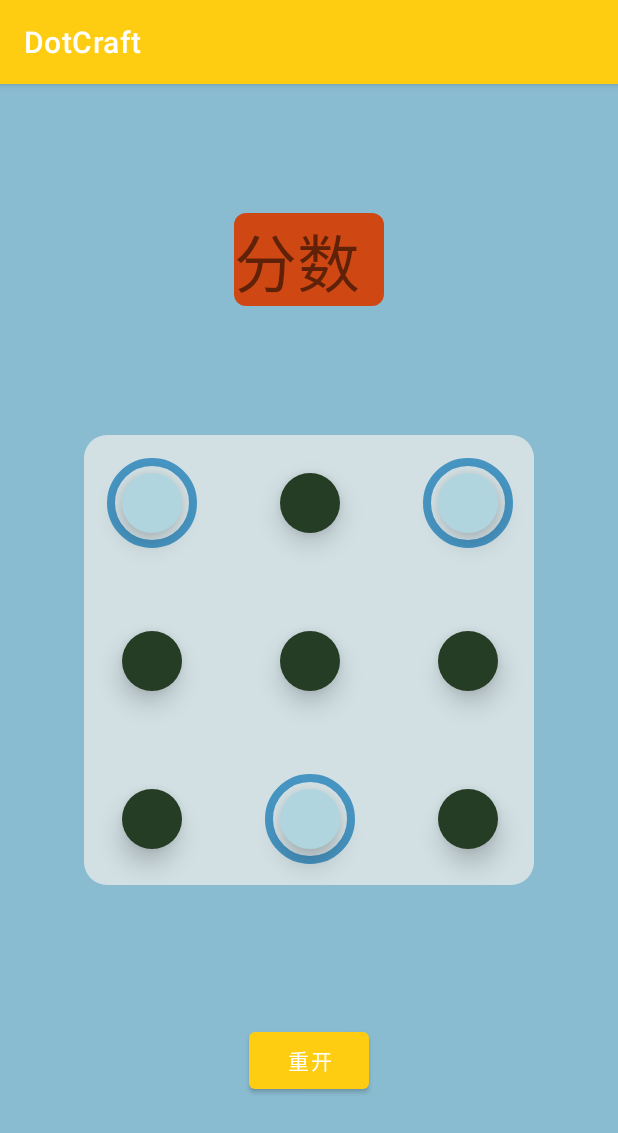
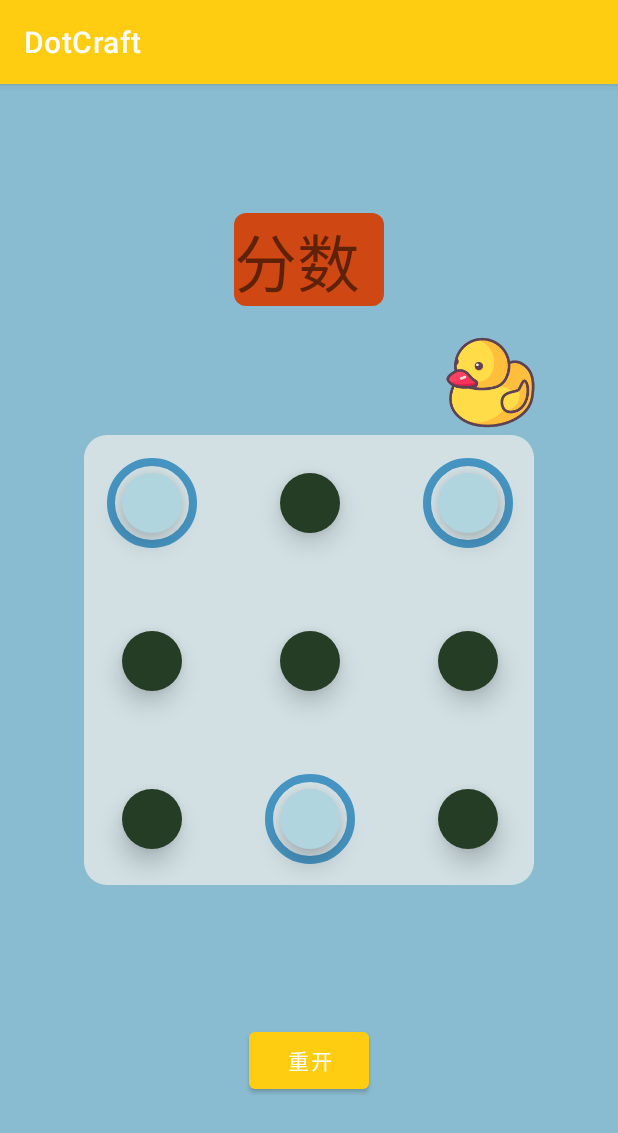
Before and after one commit to XsJim/DotCraft, an Android app: the screen it shows after launch (MainActivity), on a phone screen of 412 x 824 dp. Shown: the top 1133 px of the screen. Run offline under Robolectric (Android 15) with nearby library versions, the phone set to English and light mode, and no system bars.

Commit message:
初步完成“重开”功能，可以使用，但还未优化代码。修改了之前布局的一些缺陷，添加一个小黄鸭装饰。

```diff
--- a/app/src/main/java/com/sxs/dotcraft/MainActivity.java
+++ b/app/src/main/java/com/sxs/dotcraft/MainActivity.java
@@ -1,14 +1,137 @@
 package com.sxs.dotcraft;
 
 import androidx.appcompat.app.AppCompatActivity;
+import androidx.core.content.res.ResourcesCompat;
 
+import android.graphics.drawable.Drawable;
 import android.os.Bundle;
+import android.util.Log;
+import android.view.View;
+import android.widget.ImageView;
+
+import java.util.ArrayList;
+import java.util.Arrays;
+import java.util.List;
+import java.util.Random;
 
 public class MainActivity extends AppCompatActivity {
+    private final int n = 9;
+    private final int m = 3;
+    private final ImageView[] rings = new ImageView[n];
+    private final ImageView[] dots = new ImageView[n];
+
+    private final int[] currentRingIx = new int[]{0, 2, 7};
+    private final int[] currentDotIx = new int[]{0, 2, 7};
+
+    private final List<int[]> tables = new ArrayList<>();
+
+    private Drawable shapeRingBlue;
+    private Drawable shapeDotBlue;
+    private Drawable shapeDotGreen;
 
     @Override
     protected void onCreate(Bundle savedInstanceState) {
         super.onCreate(savedInstanceState);
         setContentView(R.layout.activity_main);
+
+        shapeRingBlue = ResourcesCompat.getDrawable(getResources(), R.drawable.shape_ring_blue, null);
+        shapeDotBlue = ResourcesCompat.getDrawable(getResources(), R.drawable.shape_dot_blue, null);
+        shapeDotGreen = ResourcesCompat.getDrawable(getResources(), R.drawable.shape_dot_green, null);
+
+        // 初始化圈、点对应的数组
+        fillRings(rings);
+        fillDots(dots);
+
+        // 初始化棋盘布置
+        fillTables();
+    }
+
+    // 重新布置棋盘
+    public void restart(View view) {
+        Random random = new Random();
+        // 获取三个棋盘位置，这三个位置组成的应该是一个新棋盘
+        int[] prevRingIx = new int[m];
+        F1: while (true) {
+            int[] table = tables.get(random.nextInt(tables.size()));
+            for (int i = 0; i < m; i++) {
+                if (table[i] != currentRingIx[i]) {
+                    for (int j = 0; j < m; j++) {
+                        prevRingIx[j] = currentRingIx[j];
+                        currentRingIx[j] = table[j];
+                    }
+                    break F1;
+                }
+            }
+        }
+
+        // 获取三个棋子的位置，这三个棋子生成后，应该保障还需要移动棋子才能获胜
+        int[] prevDotIx = new int[m];
+        F2: while (true) {
+            int[] table = tables.get(random.nextInt(tables.size()));
+            for (int i = 0; i < m; i++) {
+                // 要保障点的新位置不是标准答案，所以至少要有一个点和当前环的位置不同
+                if (table[i] != currentRingIx[i]) {
+                    for (int j = 0; j < m; j++) {
+                        prevDotIx[j] = currentDotIx[j];
+                        currentDotIx[j] = table[j];
+                    }
+                    break F2;
+                }
+            }
+        }
+        // 渲染棋盘、棋子
+
+        for (int i = 0; i < 3; i++) {
+            // 将之前位置的环去掉
+            rings[prevRingIx[i]].setBackground(null);
+            // 将之前位置的点变为深色
+            dots[prevDotIx[i]].setBackground(shapeDotGreen);
+        }
+
+        for (int i = 0; i < 3; i++) {
+            // 新位置放上环
+            rings[currentRingIx[i]].setBackground(shapeRingBlue);
+            // 将新位置的点变为浅色
+            dots[currentDotIx[i]].setBackground(shapeDotBlue);
+        }
+    }
+
+    // 获取页面上的圈并依次放入数组
+    private void fillRings(ImageView[] rings) {
+        rings[0] = (ImageView) findViewById(R.id.ring1);
+        rings[1] = (ImageView) findViewById(R.id.ring2);
+        rings[2] = (ImageView) findViewById(R.id.ring3);
+        rings[3] = (ImageView) findViewById(R.id.ring4);
+        rings[4] = (ImageView) findViewById(R.id.ring5);
+        rings[5] = (ImageView) findViewById(R.id.ring6);
+        rings[6] = (ImageView) findViewById(R.id.ring7);
+        rings[7] = (ImageView) findViewById(R.id.ring8);
+        rings[8] = (ImageView) findViewById(R.id.ring9);
+    }
+
+    // 获取页面上的点并依次放入数组
+    private void fillDots(ImageView[] dots) {
+        dots[0] = (ImageView) findViewById(R.id.dot1);
+        dots[1] = (ImageView) findViewById(R.id.dot2);
+        dots[2] = (ImageView) findViewById(R.id.dot3);
+        dots[3] = (ImageView) findViewById(R.id.dot4);
+        dots[4] = (ImageView) findViewById(R.id.dot5);
+        dots[5] = (ImageView) findViewById(R.id.dot6);
+        dots[6] = (ImageView) findViewById(R.id.dot7);
+        dots[7] = (ImageView) findViewById(R.id.dot8);
+        dots[8] = (ImageView) findViewById(R.id.dot9);
+    }
+
+    // 初始化棋盘可能的布置列表，便于置换随机切换布局
+    private void fillTables() {
+        // 共 9 个点，随机选取三个点，共有 C(3,9) = 84 种方式
+
+        for (int i = 0; i < n; i++) {
+            for (int j = i + 1; j < n; j++) {
+                for (int z = j + 1; z < n; z++) {
+                    tables.add(new int[] {i, j, z});
+                }
+            }
+        }
     }
 }
--- a/app/src/main/res/layout/activity_main.xml
+++ b/app/src/main/res/layout/activity_main.xml
@@ -20,6 +20,16 @@
         android:text="@string/score_chinese"
         android:autoSizeTextType="uniform"
         android:background="@drawable/shape_bg_red"/>
+
+    <ImageView
+        android:layout_width="70dp"
+        android:layout_height="70dp"
+        android:background="@mipmap/yellow_duck"
+
+        app:layout_constraintBottom_toTopOf="@id/table1"
+        app:layout_constraintRight_toRightOf="parent"
+        android:layout_marginEnd="50dp"
+        />
 
     <RelativeLayout
         android:id="@+id/table1"
@@ -62,13 +72,11 @@
 
         <ImageView
             android:id="@+id/ring4"
-            android:layout_marginTop="45dp"
-            android:layout_marginStart="10dp"
-            android:layout_below="@id/ring1"
-
             android:layout_width="60dp"
             android:layout_height="60dp"
-            />
+            android:layout_below="@id/ring1"
+            android:layout_marginStart="15dp"
+            android:layout_marginTop="45dp" />
 
         <ImageView
             android:id="@+id/ring5"
@@ -95,7 +103,7 @@
         <ImageView
             android:id="@+id/ring7"
             android:layout_marginTop="45dp"
-            android:layout_marginStart="10dp"
+            android:layout_marginStart="15dp"
             android:layout_below="@id/ring4"
 
             android:layout_width="60dp"
@@ -178,12 +186,12 @@
 
         <ImageView
             android:id="@+id/dot4"
-            android:layout_marginTop="65dp"
-            android:layout_marginStart="25dp"
+            android:layout_width="40dp"
+            android:layout_height="40dp"
             android:layout_below="@id/dot1"
 
-            android:layout_width="40dp"
-            android:layout_height="40dp"
+            android:layout_marginStart="25dp"
+            android:layout_marginTop="65dp"
             android:background="@drawable/shape_dot_green"
 
             android:elevation="10dp"
@@ -268,6 +276,7 @@
     </RelativeLayout>
 
     <Button
+        android:id="@+id/restart"
 
         android:layout_width="80dp"
         android:layout_height="50dp"
@@ -276,7 +285,10 @@
         app:layout_constraintLeft_toLeftOf="parent"
         app:layout_constraintRight_toRightOf="parent"
         app:layout_constraintBottom_toBottomOf="parent"
-        app:layout_constraintTop_toBottomOf="@id/table1" />
+        app:layout_constraintTop_toBottomOf="@id/table1"
+
+        android:onClick="restart"
+        />
 
 
 </androidx.constraintlayout.widget.ConstraintLayout>
```
